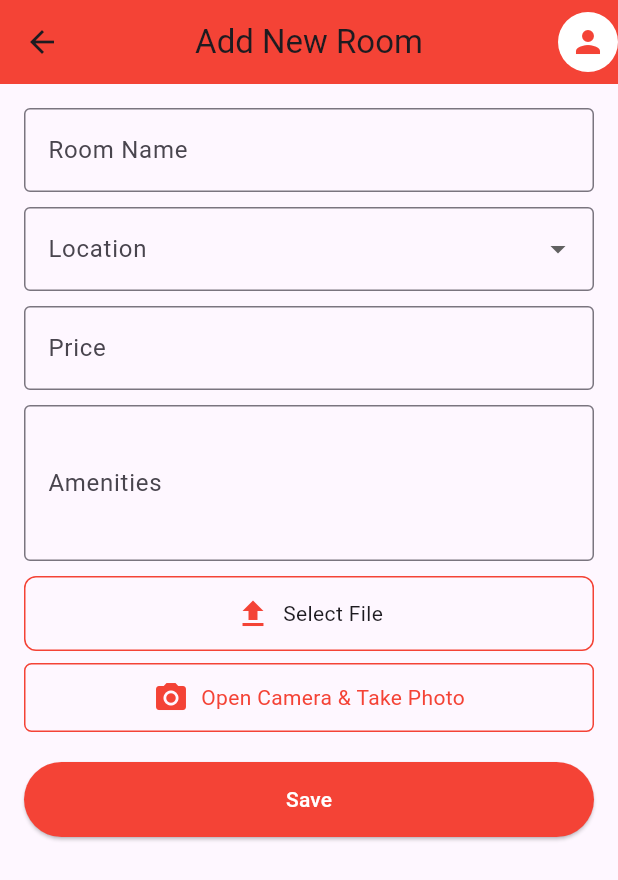
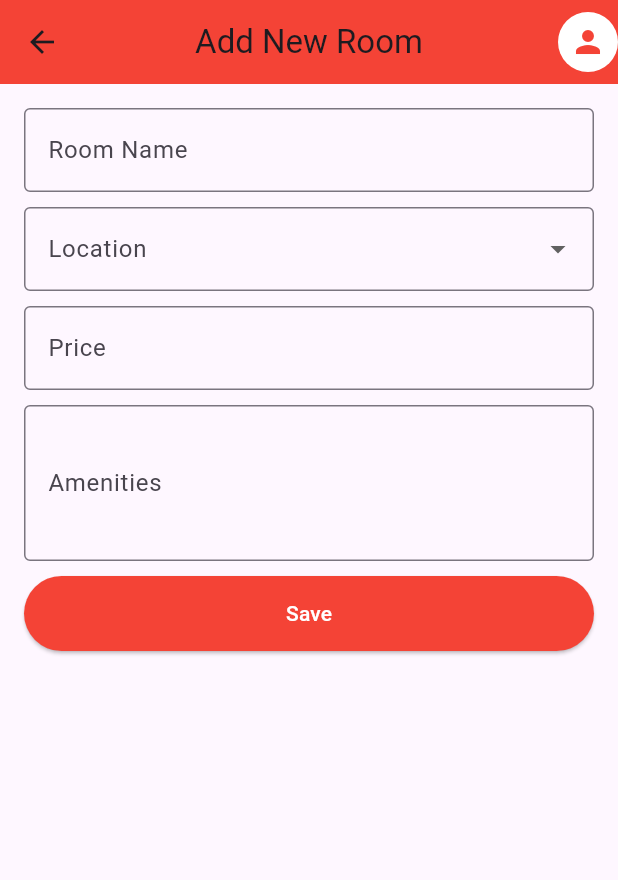
Before and after one commit to nrlfatiihah/OthegoApp, a Flutter app: the AddRoomScreen screen opened directly, on a phone screen of 412 x 824 dp. Shown: the top 880 px of the screen. Run offline on Flutter 3.47's test engine with Material 3 defaults, Android fonts, the phone set to English and light mode, and no system bars; missing offline and left inert: mysql1; accounts and stored records are empty.

Commit message:
remove imgae_picker from add room branch admin screen

```diff
--- a/lib/screens/add_room_branch_admin_screen.dart
+++ b/lib/screens/add_room_branch_admin_screen.dart
@@ -1,6 +1,6 @@
 import 'package:flutter/material.dart'; //provides UI components and theming
-import 'package:image_picker/image_picker.dart'; //for capturing and choosing picture from device itself
-import 'dart:io';
+//import 'package:image_picker/image_picker.dart'; //for capturing and choosing picture from device itself
+//import 'dart:io';
 import 'roomlisting_screen.dart'; //navigation purposes
 
 class AddRoomScreen extends StatefulWidget {
@@ -27,7 +27,6 @@ class _AddRoomScreenState extends State<AddRoomScreen> {
   final TextEditingController roomNameController = TextEditingController();
   final TextEditingController priceController = TextEditingController();
   final TextEditingController amenitiesController = TextEditingController();
-  XFile? _pickedImage; // store the images using ImagePicker
   bool isSuccess = false; //indication if room was successfully added
 
   @override
@@ -96,79 +95,6 @@ class _AddRoomScreenState extends State<AddRoomScreen> {
                   maxLines: 3,
                 ),
                 const SizedBox(height: 10),
-                Column(
-                  children: [
-                    GestureDetector(
-                      onTap: () {},
-                      child: Container(
-                        height: 50,
-                        decoration: BoxDecoration(
-                          border: Border.all(color: Colors.red),
-                          borderRadius: BorderRadius.circular(8),
-                        ),
-                        child: const Center(
-                          child: Row(
-                            mainAxisAlignment: MainAxisAlignment.center,
-                            children: [
-                              Icon(Icons.file_upload, color: Colors.red),
-                              SizedBox(width: 8),
-                              Text('Select File'),
-                            ],
-                          ),
-                        ),
-                      ),
-                    ),
-                    const SizedBox(height: 8),
-                    GestureDetector(
-                      onTap: () async {
-                        final ImagePicker picker = ImagePicker();
-                        try {
-                          final XFile? image = await picker.pickImage(
-                            source: ImageSource.camera,
-                            maxHeight: 800, // optional: Limit image resolution
-                            maxWidth: 800,
-                          );
-
-                          if (image != null) {
-                            setState(() {
-                              _pickedImage = image; // store the captured image
-                            });
-                          }
-                        } catch (e) {
-                          ScaffoldMessenger.of(context).showSnackBar(
-                            SnackBar(content: Text('Error opening camera: $e')),
-                          );
-                        }
-                      },
-                      child: Container(
-                        padding: const EdgeInsets.symmetric(vertical: 10),
-                        decoration: BoxDecoration(
-                          border: Border.all(color: Colors.red),
-                          borderRadius: BorderRadius.circular(5),
-                        ),
-                        child: const Row(
-                          mainAxisAlignment: MainAxisAlignment.center,
-                          children: [
-                            Icon(Icons.camera_alt, color: Colors.red),
-                            SizedBox(width: 8),
-                            Text('Open Camera & Take Photo',
-                                style: TextStyle(color: Colors.red)),
-                          ],
-                        ),
-                      ),
-                    ),
-                    if (_pickedImage != null) ...[
-                      const SizedBox(height: 10),
-                      Image.file(
-                        File(_pickedImage!.path),
-                        height: 150,
-                        width: 150,
-                        fit: BoxFit.cover,
-                      ),
-                    ],
-                  ],
-                ),
-                const SizedBox(height: 20),
                 ElevatedButton(
                   onPressed: () {
                     setState(() {
```
